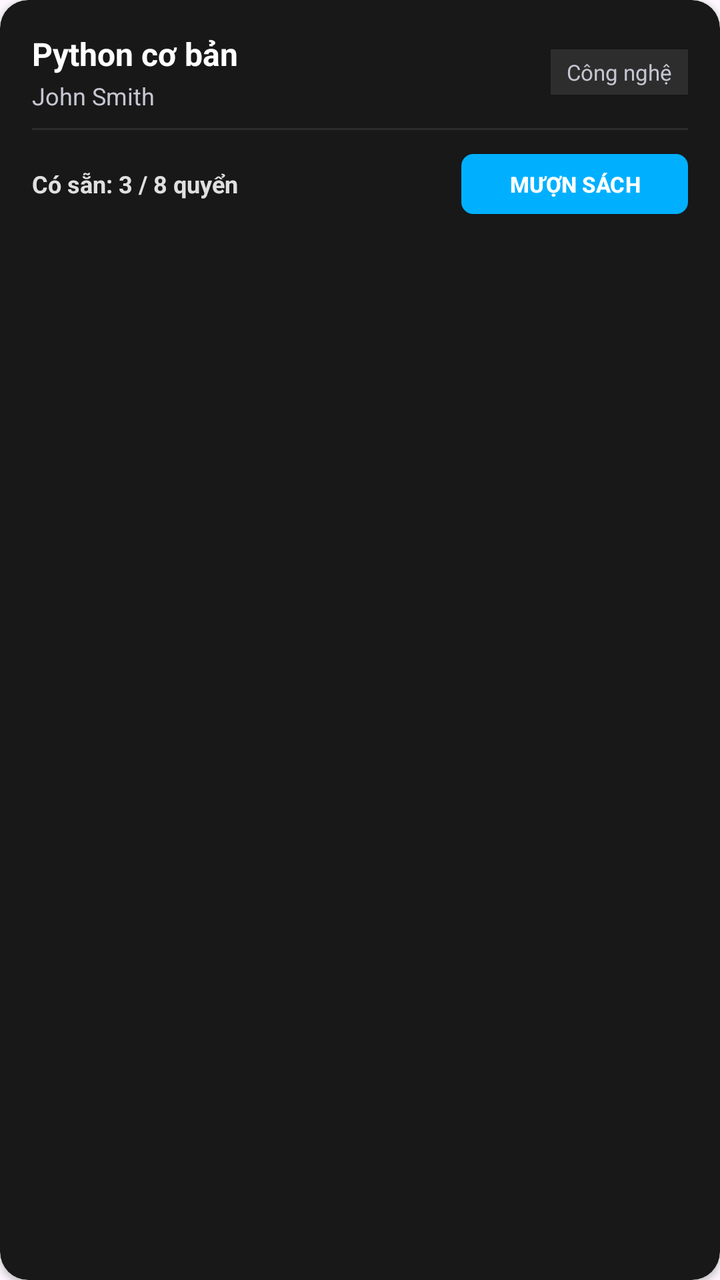
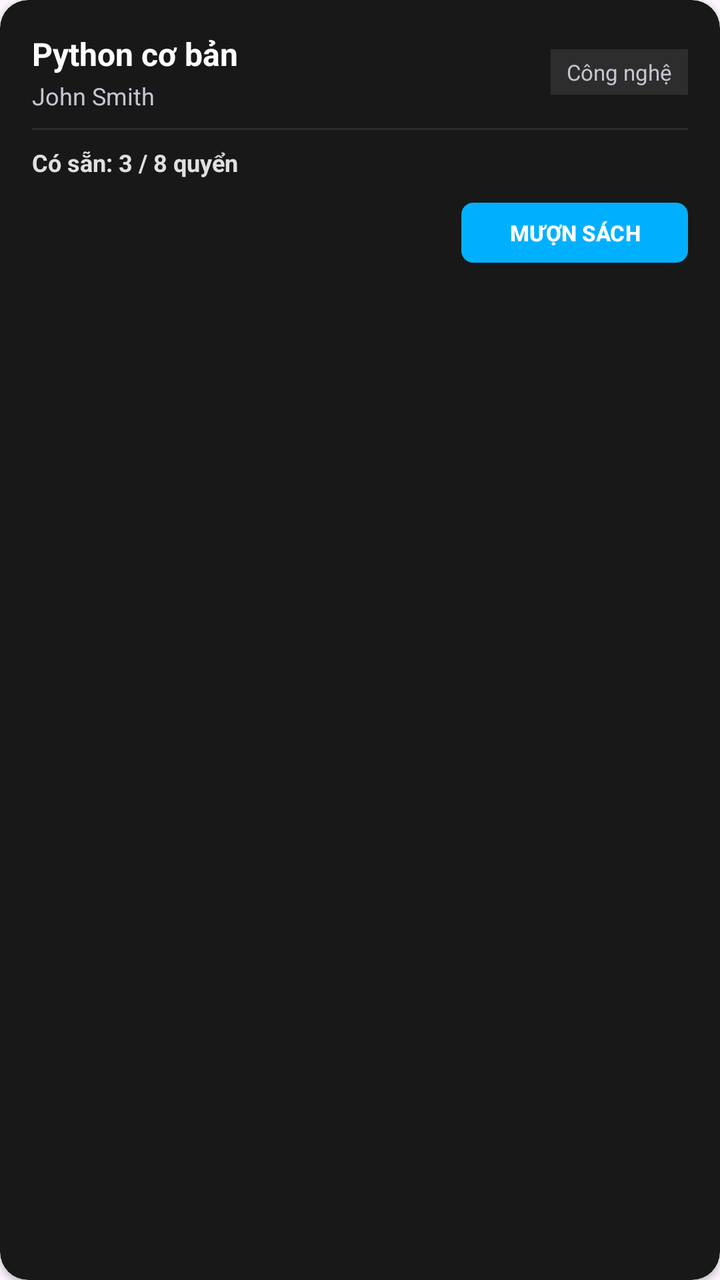

Screens rendered from an Android XML layout before and after an edit, with the pre-edit source and the edit as a unified diff.
<!-- AndroidManifest.xml: application theme Theme.QLTV -->
<!-- res/layout/item_book_reader.xml -->
<?xml version="1.0" encoding="utf-8"?>
<androidx.cardview.widget.CardView xmlns:android="http://schemas.android.com/apk/res/android"
    xmlns:app="http://schemas.android.com/apk/res-auto"
    android:layout_width="match_parent"
    android:layout_height="wrap_content"
    android:layout_marginHorizontal="4dp"
    android:layout_marginVertical="6dp"
    app:cardBackgroundColor="#181818"
    app:cardCornerRadius="14dp"
    app:cardElevation="2dp">

    <LinearLayout
        android:layout_width="match_parent"
        android:layout_height="wrap_content"
        android:orientation="vertical"
        android:padding="16dp">

        <LinearLayout
            android:layout_width="match_parent"
            android:layout_height="wrap_content"
            android:gravity="center_vertical"
            android:orientation="horizontal">

            <LinearLayout
                android:layout_width="0dp"
                android:layout_height="wrap_content"
                android:layout_weight="1"
                android:orientation="vertical">

                <TextView
                    android:id="@+id/txtBookTitleReader"
                    android:layout_width="wrap_content"
                    android:layout_height="wrap_content"
                    android:ellipsize="end"
                    android:maxLines="1"
                    android:text="Python cơ bản"
                    android:textColor="#FFFFFF"
                    android:textSize="16sp"
                    android:textStyle="bold" />

                <TextView
                    android:id="@+id/txtBookAuthorReader"
                    android:layout_width="wrap_content"
                    android:layout_height="wrap_content"
                    android:layout_marginTop="2dp"
                    android:text="John Smith"
                    android:textColor="#C5C5D2"
                    android:textSize="12sp" />
            </LinearLayout>

            <TextView
                android:id="@+id/txtBookCategoryReader"
                android:layout_width="wrap_content"
                android:layout_height="wrap_content"
                android:background="#2D2D2D"
                android:paddingHorizontal="8dp"
                android:paddingVertical="4dp"
                android:text="Công nghệ"
                android:textColor="#C5C5D2"
                android:textSize="11sp" />
        </LinearLayout>

        <View
            android:layout_width="match_parent"
            android:layout_height="1dp"
            android:layout_marginVertical="8dp"
            android:background="#2D2D2D" />

        <LinearLayout
            android:layout_width="match_parent"
            android:layout_height="wrap_content"
            android:gravity="center_vertical"
            android:orientation="horizontal">

            <TextView
                android:id="@+id/txtAvailabilityReader"
                android:layout_width="wrap_content"
                android:layout_height="wrap_content"
                android:text="Có sẵn: 3 / 8 quyển"
                android:textColor="#E0E0E0"
                android:textSize="12sp"
                android:textStyle="bold" />

            <View
                android:layout_width="0dp"
                android:layout_height="1dp"
                android:layout_weight="1" />

            
            <com.google.android.material.button.MaterialButton
                android:id="@+id/btnBorrowActionReader"
                android:layout_width="wrap_content"
                android:layout_height="38dp"
                android:text="MƯỢN SÁCH"
                android:textColor="#FFFFFF"
                android:textSize="11sp"
                android:textStyle="bold"
                app:backgroundTint="#00B0FF"
                app:cornerRadius="6dp" />

            
            <com.google.android.material.button.MaterialButton
                android:id="@+id/btnReadOnlineReader"
                android:layout_width="wrap_content"
                android:layout_height="38dp"
                android:text="ĐỌC ONLINE"
                android:textColor="#FFFFFF"
                android:textSize="11sp"
                android:textStyle="bold"
                android:visibility="gone"
                app:backgroundTint="#B0B0B0"
                app:cornerRadius="6dp" />
        </LinearLayout>
    </LinearLayout>
</androidx.cardview.widget.CardView>
<!-- resources referenced by this layout -->
<resources>
  <style name="Theme.QLTV" parent="Base.Theme.QLTV" />
  <style name="Base.Theme.QLTV" parent="Theme.Material3.DayNight.NoActionBar">
          
          
      </style>
</resources>

<!-- the commit's change to res/layout/item_book_reader.xml (unified diff, before → after) -->
@@ -69,47 +69,50 @@
         <LinearLayout
             android:layout_width="match_parent"
             android:layout_height="wrap_content"
-            android:gravity="center_vertical"
-            android:orientation="horizontal">
+            android:orientation="vertical">
 
             <TextView
                 android:id="@+id/txtAvailabilityReader"
-                android:layout_width="wrap_content"
+                android:layout_width="match_parent"
                 android:layout_height="wrap_content"
                 android:text="Có sẵn: 3 / 8 quyển"
                 android:textColor="#E0E0E0"
                 android:textSize="12sp"
                 android:textStyle="bold" />
 
-            <View
-                android:layout_width="0dp"
-                android:layout_height="1dp"
-                android:layout_weight="1" />
+            <LinearLayout
+                android:layout_width="match_parent"
+                android:layout_height="wrap_content"
+                android:layout_marginTop="8dp"
+                android:gravity="end|center_vertical"
+                android:orientation="horizontal">
 
-            
-            <com.google.android.material.button.MaterialButton
-                android:id="@+id/btnBorrowActionReader"
-                android:layout_width="wrap_content"
-                android:layout_height="38dp"
-                android:text="MƯỢN SÁCH"
-                android:textColor="#FFFFFF"
-                android:textSize="11sp"
-                android:textStyle="bold"
-                app:backgroundTint="#00B0FF"
-                app:cornerRadius="6dp" />
+                
+                <com.google.android.material.button.MaterialButton
+                    android:id="@+id/btnBorrowActionReader"
+                    android:layout_width="wrap_content"
+                    android:layout_height="38dp"
+                    android:text="MƯỢN SÁCH"
+                    android:textColor="#FFFFFF"
+                    android:textSize="11sp"
+                    android:textStyle="bold"
+                    app:backgroundTint="#00B0FF"
+                    app:cornerRadius="6dp" />
 
-            
-            <com.google.android.material.button.MaterialButton
-                android:id="@+id/btnReadOnlineReader"
-                android:layout_width="wrap_content"
-                android:layout_height="38dp"
-                android:text="ĐỌC ONLINE"
-                android:textColor="#FFFFFF"
-                android:textSize="11sp"
-                android:textStyle="bold"
-                android:visibility="gone"
-                app:backgroundTint="#B0B0B0"
-                app:cornerRadius="6dp" />
+                
+                <com.google.android.material.button.MaterialButton
+                    android:id="@+id/btnReadOnlineReader"
+                    android:layout_width="wrap_content"
+                    android:layout_height="38dp"
+                    android:layout_marginStart="8dp"
+                    android:text="ĐỌC NGAY"
+                    android:textColor="#FFFFFF"
+                    android:textSize="11sp"
+                    android:textStyle="bold"
+                    android:visibility="gone"
+                    app:backgroundTint="#4CAF50"
+                    app:cornerRadius="6dp" />
+            </LinearLayout>
         </LinearLayout>
     </LinearLayout>
 </androidx.cardview.widget.CardView>
